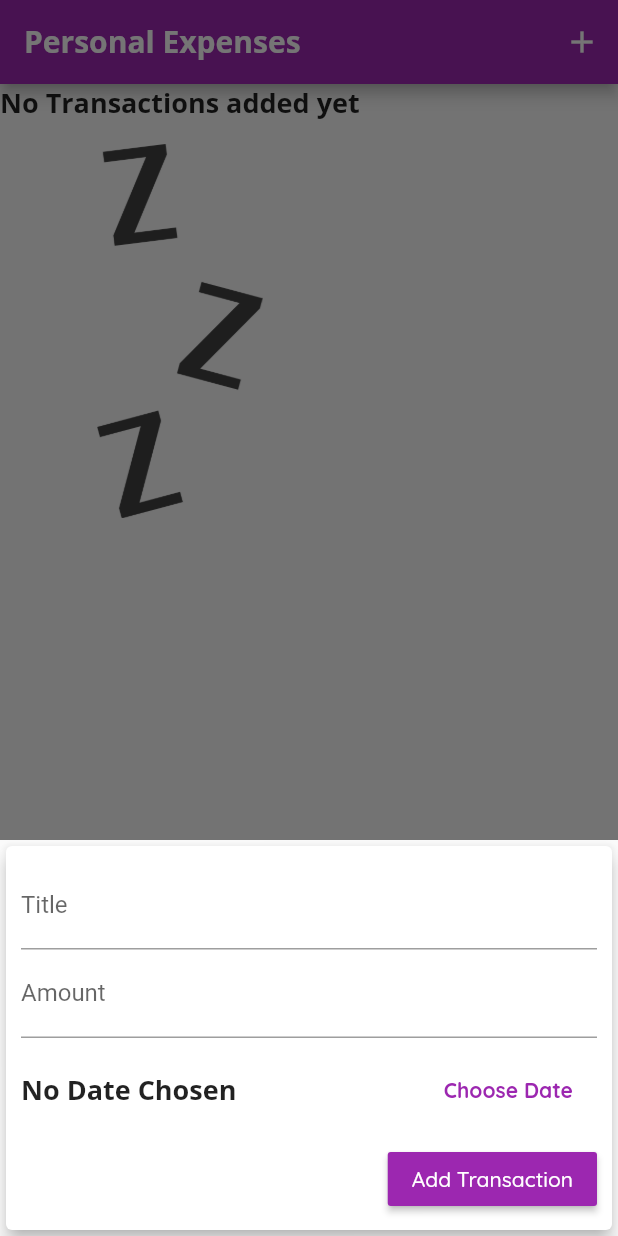
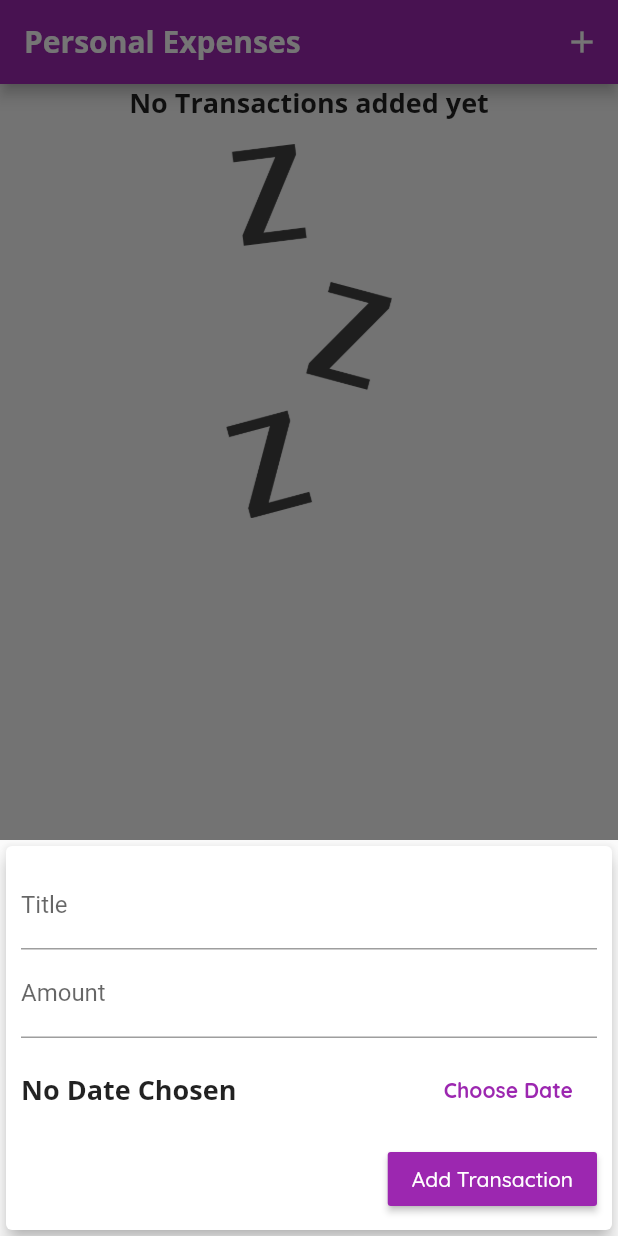
Before and after one commit to yashas-hm/Personel-Expenses, a Flutter app: the screen it shows after launch, after a tap on the "add" icon, on a phone screen of 412 x 824 dp. Run offline on Flutter 3.47's test engine with Material 2 defaults, Android fonts, the phone set to English and light mode, and no system bars.

Commit message:
cupertino updates in app

```diff
--- a/lib/main.dart
+++ b/lib/main.dart
@@ -149,6 +149,7 @@ class _MyHomePageState extends State<MyHomePage> {
               appBar.preferredSize.height -
               MediaQuery.of(context).padding.top) *
           0.65,
+      alignment: Alignment.center,
       child: TransactionList(_userTransactionList, _deleteTransaction),
     );
 
@@ -183,7 +184,8 @@ class _MyHomePageState extends State<MyHomePage> {
                   ],
                 ),
               ),
-            if (!isLandscape) listWidget,
+            if (!isLandscape)
+              listWidget,
             if (isLandscape)
               _showChart
                   ? Container(
--- a/lib/widget/new_transaction.dart
+++ b/lib/widget/new_transaction.dart
@@ -2,7 +2,6 @@ import 'dart:io';
 
 import 'package:flutter/cupertino.dart';
 import 'package:flutter/material.dart';
-
 import 'package:intl/intl.dart';
 
 class NewTransaction extends StatefulWidget {
@@ -78,7 +77,14 @@ class _NewTransactionState extends State<NewTransaction> {
           child: Column(
             crossAxisAlignment: CrossAxisAlignment.end,
             children: <Widget>[
-              TextField(
+              Platform.isIOS
+                  ? CupertinoTextField(
+                      onSubmitted: (_) => _submit(),
+                      placeholder: "Title",
+                      controller: _textController,
+                      keyboardType: TextInputType.text,
+                    )
+                  : TextField(
                       decoration: InputDecoration(
                         labelText: 'Title',
                       ),
@@ -86,7 +92,13 @@ class _NewTransactionState extends State<NewTransaction> {
                       keyboardType: TextInputType.text,
                       onSubmitted: (_) => _submit(),
                     ),
-              TextField(
+              Platform.isIOS
+                  ? CupertinoTextField(
+                      onSubmitted: (_) => _submit(),
+                      controller: _amountController,
+                      placeholder: "Amount",
+                    )
+                  : TextField(
                       decoration: InputDecoration(
                         labelText: 'Amount',
                       ),
@@ -106,7 +118,15 @@ class _NewTransactionState extends State<NewTransaction> {
                         style: Theme.of(context).textTheme.headline6,
                       ),
                     ),
-                    FlatButton(
+                    Platform.isIOS
+                        ? CupertinoButton(
+                            child: Text(
+                              'Choose Date',
+                              style: TextStyle(fontWeight: FontWeight.bold),
+                            ),
+                            onPressed: () => _showDatePicker(),
+                          )
+                        : FlatButton(
                             onPressed: () => _showDatePicker(),
                             child: Text(
                               'Choose Date',
@@ -117,7 +137,12 @@ class _NewTransactionState extends State<NewTransaction> {
                   ],
                 ),
               ),
-              RaisedButton(
+              Platform.isIOS
+                  ? CupertinoButton.filled(
+                      child: Text('Add Transaction'),
+                      onPressed: _submit,
+                    )
+                  : RaisedButton(
                       onPressed: _submit,
                       child: Text('Add Transaction'),
                       color: Theme.of(context).primaryColor,
--- a/lib/widget/transaction_list.dart
+++ b/lib/widget/transaction_list.dart
@@ -15,6 +15,7 @@ class TransactionList extends StatelessWidget {
         ? LayoutBuilder(
             builder: (ctx, constraints) {
               return Column(
+                crossAxisAlignment: CrossAxisAlignment.center,
                 children: <Widget>[
                   Text(
                     'No Transactions added yet',
@@ -26,6 +27,7 @@ class TransactionList extends StatelessWidget {
                   ),
                   Container(
                     height: constraints.maxHeight * 0.5,
+                    //alignment: Alignment.center,
                     child: Image.asset(
                       'assets/images/waiting.png',
                       fit: BoxFit.cover,
```
Lines whose indentation alone changed are shown as unchanged.
